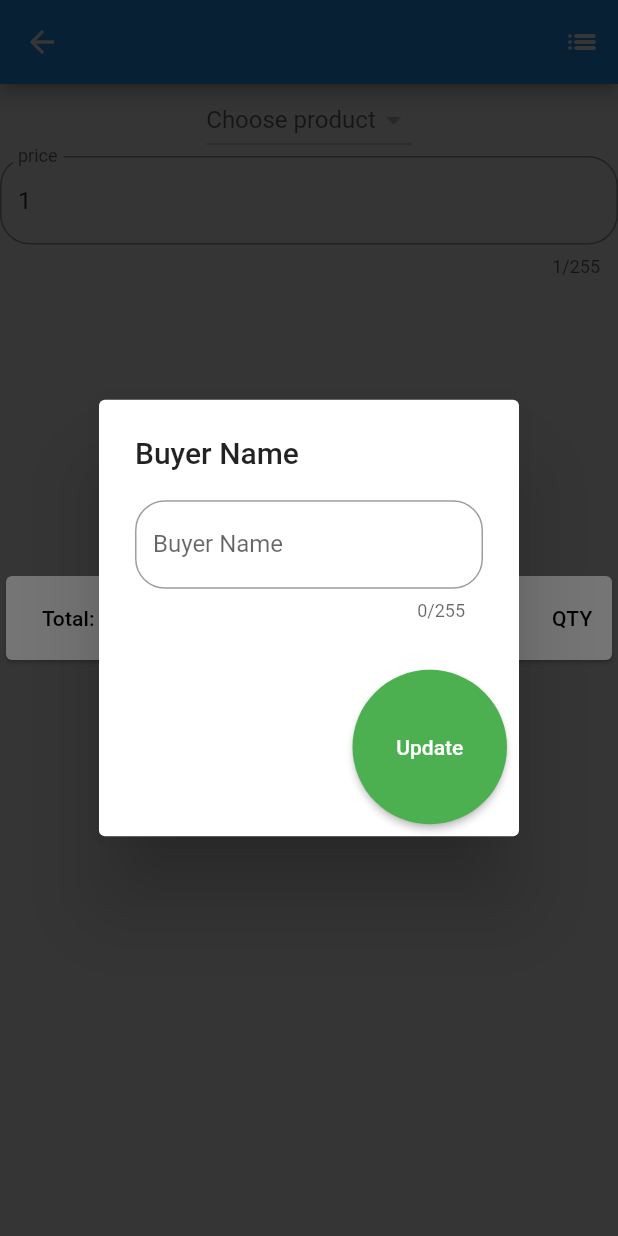
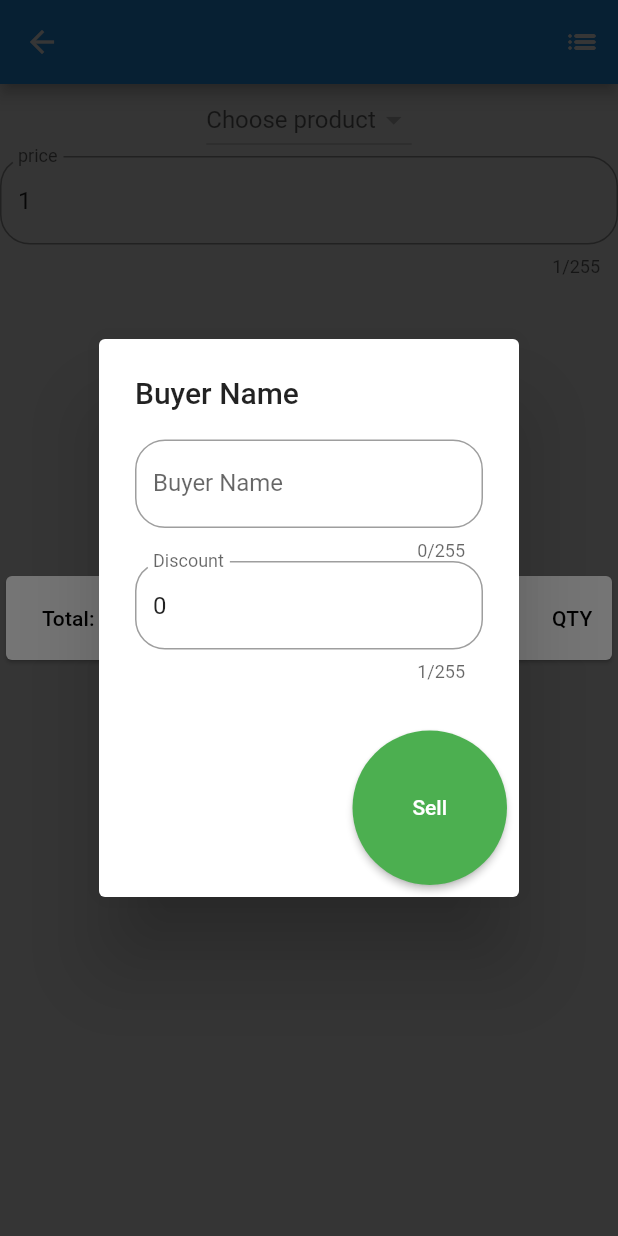
Before and after one commit to ShakyaSangam/productStore, a Flutter app: the SellProduct screen opened directly, in the side drawer, after a tap on "Sell", on a phone screen of 412 x 824 dp. Run offline on Flutter 3.47's test engine with Material 2 defaults, Android fonts, the phone set to English and light mode, and no system bars; our stand-ins replace cloud_firestore; missing offline and left inert: dart:ffi; accounts and stored records are empty.

Commit message:
discount amount added

```diff
--- a/lib/app/screen/Product/sellProduct.dart
+++ b/lib/app/screen/Product/sellProduct.dart
@@ -23,6 +23,7 @@ class _SellProductState extends State<SellProduct> {
 
   TextEditingController _controller = TextEditingController();
   TextEditingController _buyerName = TextEditingController();
+  TextEditingController _discount = TextEditingController();
 
   String selectedValue;
   String qty = "1";
@@ -183,7 +184,10 @@ class _SellProductState extends State<SellProduct> {
         title: Text("Buyer Name"),
         content: Form(
           key: _key2,
-          child: inputTextWidget(
+          child: SingleChildScrollView(
+            child: Column(
+              children: [
+                inputTextWidget(
                   productName: _buyerName,
                   labelText: "Buyer Name",
                   hintText: "Name",
@@ -198,11 +202,23 @@ class _SellProductState extends State<SellProduct> {
                     }
                   },
                 ),
+                inputTextWidget(
+                  productName: _discount,
+                  labelText: "Discount",
+                  hintText: "RS.",
+                  maxLength: 255,
+                  keyboardType: TextInputType.numberWithOptions(),
+                  maxLines: 1,
+                  validator: null,
+                )
+              ],
+            ),
+          ),
         ),
         actions: [
           customButton(
             onTap,
-            "Update",
+            "Sell",
             Colors.green,
             size,
           ),
@@ -213,6 +229,8 @@ class _SellProductState extends State<SellProduct> {
 
   DataTable buildDataTable(
       SellProductState sellProductState, Size size, BuildContext context) {
+    _discount.text = "0";
+
     int total = sellProductState.productList.fold<int>(
         0, (previousValue, element) => element.soldPrice + previousValue);
     return DataTable(
@@ -238,14 +256,18 @@ class _SellProductState extends State<SellProduct> {
                           sellProductState: sellProductState,
                           total: total,
                           buyerName: _buyerName.text,
-                      );
+                          discount: double.parse(_discount.text));
                       sellProductState.clearCart();
                       _buyerName.clear();
+                      _discount.clear();
                       Navigator.of(context).pop();
                     }
                   },
                 ),
-                child: Text("Sell", style: TextStyle(color: Colors.white),),
+                child: Text(
+                  "Sell",
+                  style: TextStyle(color: Colors.white),
+                ),
               )
             ],
           ),
```
Lines whose indentation alone changed are shown as unchanged.
